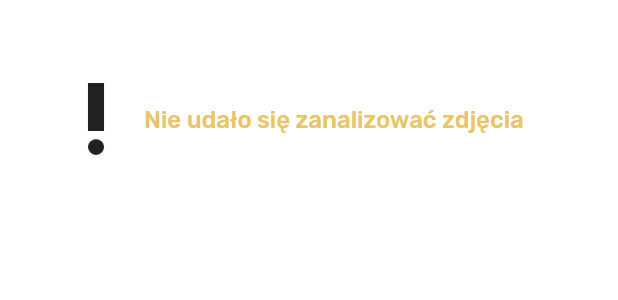
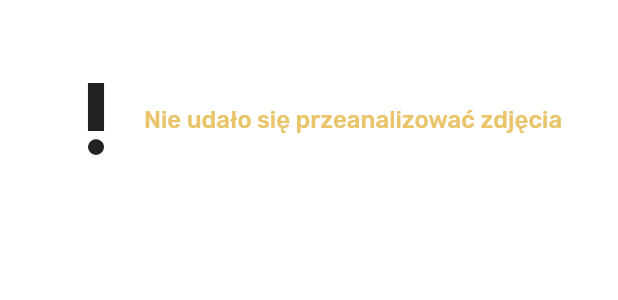
Before and after one commit to mtizim/traingame_ai, a Flutter app: the _RetakeView widget shown alone on an empty page, opened directly, on a phone screen of 412 x 824 dp. Shown: the part 406-706 px from the top of the screen. Run offline on Flutter 3.47's test engine with Material 2 defaults, Android fonts, the phone set to English and light mode, and no system bars; our stand-ins replace camera, flutter_bloc, flutter_hooks, freezed_annotation; missing offline and left inert: app_settings.

```diff
--- a/app/lib/game/entities/cities.dart
+++ b/app/lib/game/entities/cities.dart
@@ -1,58 +1,63 @@
 // ignore_for_file: constant_identifier_names
 
 enum Cities {
-  Edinburgh('Edinburgh'),
-  Lisbon('Lisbon'),
-  Madrid('Madrid'),
-  Cadiz('Cadiz'),
-  Barcelona('Barcelona'),
-  Pamplona('Pamplona'),
-  Paris('Paris'),
-  Dieppe('Dieppe'),
-  Brest('Brest'),
-  London('London'),
-  Amsterdam('Amsterdam'),
-  Brussels('Brussels'),
-  Zurich('Zurich'),
-  Marseille('Marseille'),
-  Palermo('Palermo'),
-  Rome('Rome'),
-  Venice('Venice'),
-  Munich('Munich'),
-  Frankfurt('Frankfurt'),
-  Essen('Essen'),
-  Berlin('Berlin'),
-  Copenhagen('Copenhagen'),
-  Stockholm('Stockholm'),
-  Danzig('Danzig'),
-  Vienna('Vienna'),
-  Zagreb('Zagreb'),
-  Sarajevo('Sarajevo'),
-  Brindisi('Brindisi'),
-  Athens('Athens'),
-  Sofia('Sofia'),
-  Smyrna('Smyrna'),
-  Ankara('Ankara'),
-  Constantinopole('Constantinopole'),
-  Erzurm('Erzurm'),
-  Sochi('Sochi'),
-  Sevastopol('Sevastopol'),
-  Bucharest('Bucharest'),
-  Rostov('Rostov'),
-  Kharkov('Kharkov'),
-  Budapest('Budapest'),
-  Kyiv('Kyiv'),
-  Smolensk('Smolensk'),
-  Vilnius('Vilnius'),
-  Warsaw('Warsaw'),
-  Riga('Riga'),
-  Petrograd('Petrograd'),
-  Moscow('Moscow');
+  Edinburgh('Edinburgh',[499, 1819]),
+  Lisbon('Lisbon',[138, 273]),
+  Madrid('Madrid',[331, 338]),
+  Cadiz('Cadiz',[325, 125]),
+  Barcelona('Barcelona',[649, 310]),
+  Pamplona('Pamplona',[617, 574]),
+  Paris('Paris',[799, 1008]),
+  Dieppe('Dieppe',[660, 1134]),
+  Brest('Brest',[403, 1051]),
+  London('London',[691, 1391]),
+  Amsterdam('Amsterdam',[964, 1379]),
+  Brussels('Brussels',[901, 1246]),
+  Zurich('Zurich',[1125, 852]),
+  Marseille('Marseille',[1048, 586]),
+  Palermo('Palermo',[1489, 132]),
+  Rome('Rome',[1383, 505]),
+  Venice('Venice',[1361, 759]),
+  Munich('Munich',[1314, 1032]),
+  Frankfurt('Frankfurt',[1150, 1155]),
+  Essen('Essen',[1194, 1355]),
+  Berlin('Berlin',[1474, 1313]),
+  Copenhagen('Copenhagen',[1397, 1654]),
+  Stockholm('Stockholm',[1688, 1873]),
+  Danzig('Danzig',[1799, 1534]),
+  Vienna('Vienna',[1636, 983]),
+  Zagreb('Zagreb',[1600, 724]),
+  Sarajevo('Sarajevo',[1840, 560]),
+  Brindisi('Brindisi',[1627, 432]),
+  Athens('Athens',[1978, 212]),
+  Sofia('Sofia',[2029, 536]),
+  Smyrna('Smyrna',[2221, 137]),
+  Ankara('Ankara',[2569, 205]),
+  Constantinopole('Constantinopole',[2345, 363]),
+  Erzurm('Erzurm',[2802, 272]),
+  Sochi('Sochi',[2855, 631]),
+  Sevastopol('Sevastopol',[2595, 675]),
+  Bucharest('Bucharest',[2203, 716]),
+  Rostov('Rostov',[2867, 888]),
+  Kharkov('Kharkov',[2751, 1039]),
+  Budapest('Budapest',[1773, 913]),
+  Kyiv('Kyiv',[2365, 1187]),
+  Smolensk('Smolensk',[2546, 1398]),
+  Vilnius('Vilnius',[2254, 1408]),
+  Warsaw('Warsaw',[1934, 1337]),
+  Riga('Riga',[2032, 1792]),
+  Petrograd('Petrograd',[2514, 1810]),
+  Moscow('Moscow',[2793, 1468]);
 
   final String _name;
-  const Cities(this._name);
+  final List _localization;
+  const Cities(this._name, this._localization);
 
   String get name {
     return _name;
   }
+
+  List get localization {
+    return _localization;
+  }
 }
--- a/app/lib/views/camera/camera_view_guard.dart
+++ b/app/lib/views/camera/camera_view_guard.dart
@@ -137,7 +137,7 @@ class _RetakeView extends StatelessWidget {
                 const Icon(Icons.priority_high, size: 64),
                 Expanded(
                   child: Text(
-                    '''Nie udało się zanalizować zdjęcia''',
+                    '''Nie udało się przeanalizować zdjęcia''',
                     style: TS.standardMinus.withColor(C.mid),
                   ),
                 ),
```
Also changed, not shown: 3 other files.
